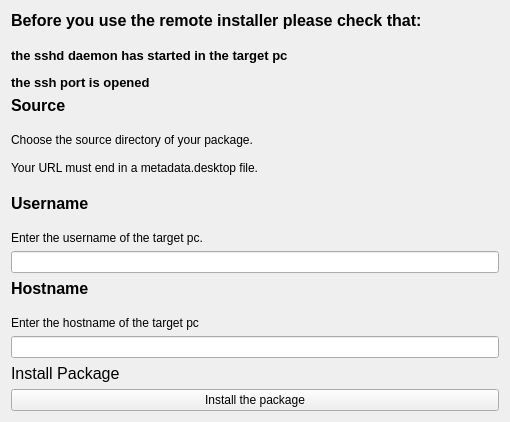
The window that plasmate/publisher/remoteinstaller/remoteinstaller.ui (KDE/plasma-sdk) describes before a commit, drawn with Qt 5.
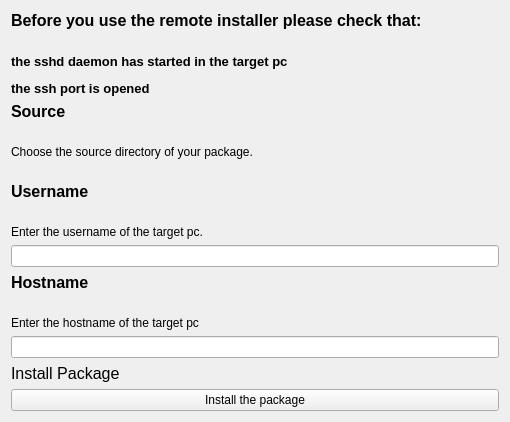
The same window after the commit. Custom widgets are drawn as their Qt base class.

Commit message: Fix typo on remoteinstaller.ui and give more sane names to labels. REVIEW: 107312

What changed in the file:
```diff
--- a/plasmate/publisher/remoteinstaller/remoteinstaller.ui
+++ b/plasmate/publisher/remoteinstaller/remoteinstaller.ui
@@ -41,9 +41,7 @@
    <item>
     <widget class="QLabel" name="srcLabel2">
      <property name="text">
-      <string>Choose the source directory of your package.
-
-Your URL must end in a metadata.desktop file.</string>
+      <string>Choose the source directory of your package.</string>
      </property>
     </widget>
    </item>
```
Left out of the diff: 20 changed lines with no effect on the pictures. The commit also changes 3 other files.
